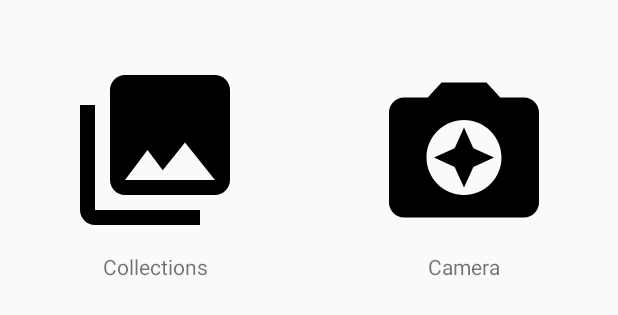
After one commit to PetitsRaids/YunBianScanner, an Android app: the layout popup_choose.xml on its own in the app's theme, with its tools: preview values and no code run, on a phone screen of 412 x 824 dp. The commit adds this screen. Shown: the top 315 px of the screen. Run offline under Robolectric (Android 15) with nearby library versions, the phone set to English and light mode, and no system bars.

Commit message:
App structrue finish

```diff
--- /dev/null
+++ b/app/src/main/java/com/raids/yunbianscanner/utils/Scan.java
@@ -0,0 +1,5 @@
+package com.raids.yunbianscanner.utils;
+
+public class Scan {
+    public native void scanner();
+}
--- a/app/src/main/java/com/raids/yunbianscanner/MainActivity.kt
+++ b/app/src/main/java/com/raids/yunbianscanner/view/MainActivity.kt
@@ -1,12 +1,14 @@
-package com.raids.yunbianscanner
+package com.raids.yunbianscanner.view
 
 import androidx.appcompat.app.AppCompatActivity
 import android.os.Bundle
+import com.raids.yunbianscanner.R
 
 class MainActivity : AppCompatActivity() {
 
     override fun onCreate(savedInstanceState: Bundle?) {
         super.onCreate(savedInstanceState)
         setContentView(R.layout.activity_main)
+
     }
 }
--- /dev/null
+++ b/app/src/main/res/drawable/ic_camera.xml
@@ -0,0 +1,9 @@
+<vector xmlns:android="http://schemas.android.com/apk/res/android"
+        android:width="24dp"
+        android:height="24dp"
+        android:viewportWidth="24.0"
+        android:viewportHeight="24.0">
+    <path
+        android:fillColor="#FF000000"
+        android:pathData="M9,3L7.17,5L4,5c-1.1,0 -2,0.9 -2,2v12c0,1.1 0.9,2 2,2h16c1.1,0 2,-0.9 2,-2L22,7c0,-1.1 -0.9,-2 -2,-2h-3.17L15,3L9,3zM12,18c-2.76,0 -5,-2.24 -5,-5s2.24,-5 5,-5 5,2.24 5,5 -2.24,5 -5,5zM12,17l1.25,-2.75L16,13l-2.75,-1.25L12,9l-1.25,2.75L8,13l2.75,1.25z"/>
+</vector>
--- /dev/null
+++ b/app/src/main/res/drawable/ic_collections.xml
@@ -0,0 +1,9 @@
+<vector xmlns:android="http://schemas.android.com/apk/res/android"
+        android:width="24dp"
+        android:height="24dp"
+        android:viewportWidth="24.0"
+        android:viewportHeight="24.0">
+    <path
+        android:fillColor="#FF000000"
+        android:pathData="M22,16L22,4c0,-1.1 -0.9,-2 -2,-2L8,2c-1.1,0 -2,0.9 -2,2v12c0,1.1 0.9,2 2,2h12c1.1,0 2,-0.9 2,-2zM11,12l2.03,2.71L16,11l4,5L8,16l3,-4zM2,6v14c0,1.1 0.9,2 2,2h14v-2L4,20L4,6L2,6z"/>
+</vector>
--- /dev/null
+++ b/app/src/main/res/layout/popup_choose.xml
@@ -0,0 +1,56 @@
+<?xml version="1.0" encoding="utf-8"?>
+<androidx.constraintlayout.widget.ConstraintLayout xmlns:android="http://schemas.android.com/apk/res/android"
+    xmlns:app="http://schemas.android.com/apk/res-auto"
+    xmlns:tools="http://schemas.android.com/tools"
+    android:layout_width="match_parent"
+    android:layout_height="200dp">
+
+    <ImageButton
+        android:id="@+id/collection_choose"
+        android:layout_width="120dp"
+        android:layout_height="120dp"
+        android:background="@android:color/transparent"
+        android:scaleType="fitXY"
+        app:layout_constraintBottom_toBottomOf="parent"
+        app:layout_constraintEnd_toStartOf="@+id/guideline"
+        app:layout_constraintStart_toStartOf="parent"
+        app:layout_constraintTop_toTopOf="parent"
+        app:srcCompat="@drawable/ic_collections" />
+
+    <ImageButton
+        android:id="@+id/camera_choose"
+        android:layout_width="120dp"
+        android:layout_height="120dp"
+        android:background="@android:color/transparent"
+        android:scaleType="fitXY"
+        app:layout_constraintBottom_toBottomOf="parent"
+        app:layout_constraintEnd_toEndOf="parent"
+        app:layout_constraintStart_toStartOf="@+id/guideline"
+        app:layout_constraintTop_toTopOf="parent"
+        app:srcCompat="@drawable/ic_camera" />
+
+    <androidx.constraintlayout.widget.Guideline
+        android:id="@+id/guideline"
+        android:layout_width="wrap_content"
+        android:layout_height="wrap_content"
+        android:orientation="vertical"
+        app:layout_constraintGuide_percent="0.5" />
+
+    <TextView
+        android:layout_width="wrap_content"
+        android:layout_height="wrap_content"
+        android:layout_marginTop="8dp"
+        android:text="@string/choose_photo"
+        app:layout_constraintEnd_toEndOf="@+id/collection_choose"
+        app:layout_constraintStart_toStartOf="@+id/collection_choose"
+        app:layout_constraintTop_toBottomOf="@+id/collection_choose" />
+
+    <TextView
+        android:layout_width="wrap_content"
+        android:layout_height="wrap_content"
+        android:layout_marginTop="8dp"
+        android:text="@string/take_photo"
+        app:layout_constraintEnd_toEndOf="@+id/camera_choose"
+        app:layout_constraintStart_toStartOf="@+id/camera_choose"
+        app:layout_constraintTop_toBottomOf="@+id/camera_choose" />
+</androidx.constraintlayout.widget.ConstraintLayout>
--- a/app/src/main/res/values/strings.xml
+++ b/app/src/main/res/values/strings.xml
@@ -1,3 +1,11 @@
 <resources>
     <string name="app_name">YunBianScanner</string>
+    <string name="take_photo">Camera</string>
+    <string name="choose_photo">Collections</string>
+    <string name="choose">Choose Photo</string>
+
+    <string name="scan_photo">scan photo</string>
+
+    <string name="permission_granted">Permission Granted</string>
+    <string name="decode_fail">Decode image fail.</string>
 </resources>
--- /dev/null
+++ b/app/src/main/res/xml/image_path.xml
@@ -0,0 +1,4 @@
+<?xml version="1.0" encoding="utf-8"?>
+<paths xmlns:android="http://schemas.android.com/apk/res/android">
+    <external-cache-path name="bar_code" path="bar_code/"/>
+</paths>
--- a/build.gradle
+++ b/build.gradle
@@ -8,7 +8,7 @@ buildscript {
 
     }
     dependencies {
-        classpath 'com.android.tools.build:gradle:3.5.2'
+        classpath 'com.android.tools.build:gradle:3.5.3'
         classpath "org.jetbrains.kotlin:kotlin-gradle-plugin:$kotlin_version"
         // NOTE: Do not place your application dependencies here; they belong
         // in the individual module build.gradle files
@@ -19,7 +19,7 @@ allprojects {
     repositories {
         google()
         jcenter()
-
+        maven { url "https://jitpack.io" }
     }
 }
 
```
Also changed, not shown: app/build.gradle (+10 -5 lines), app/src/main/AndroidManifest.xml (+22 -2 lines), app/src/main/java/com/raids/yunbianscanner/utils/MyUtils.kt (added, +12 -0 lines), app/src/main/java/com/raids/yunbianscanner/view/fragment/MainFragment.kt (added, +169 -0 lines), app/src/main/res/layout/activity_main.xml (+11 -9 lines), app/src/main/res/layout/fragment_main.xml (added, +34 -0 lines), app/src/main/res/navigation/navigation.xml (added, +12 -0 lines).
